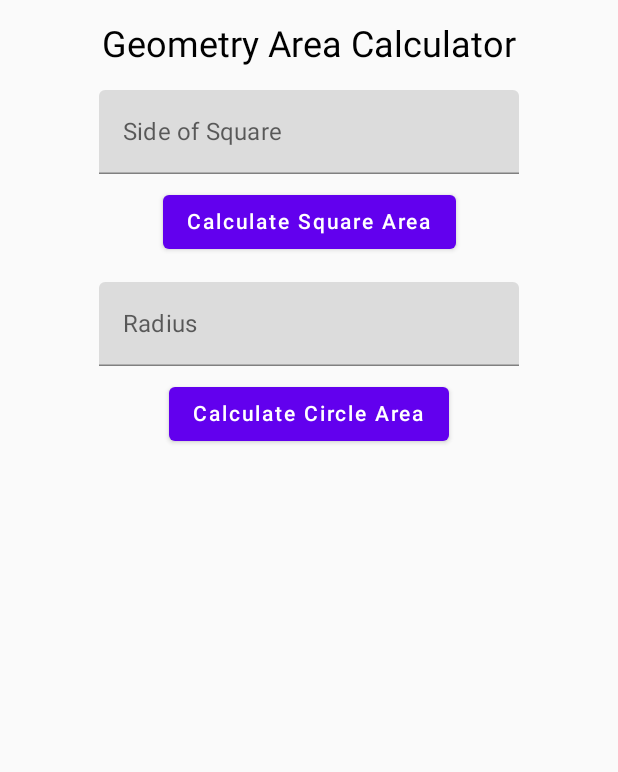
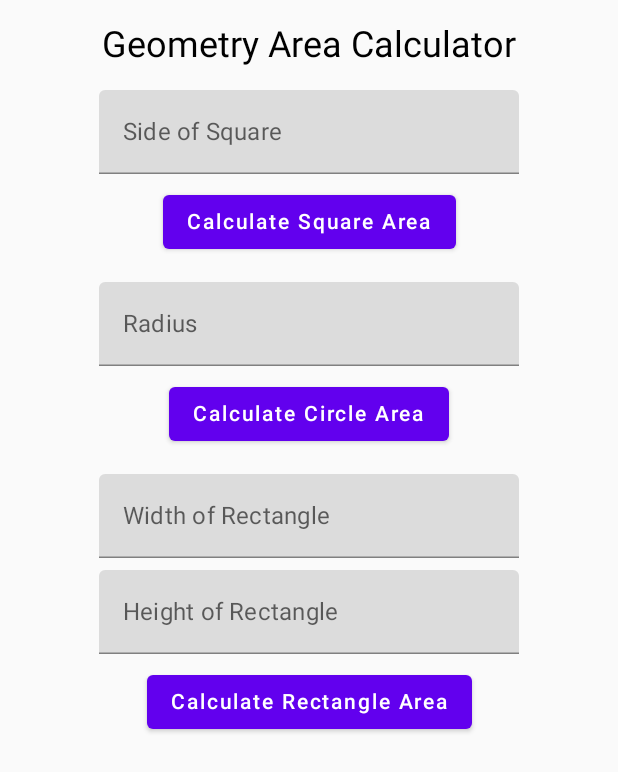
Before and after one commit to Nazar-Badalan/GeometryCalculator, an Android app built with Jetpack Compose: the screen it shows after launch (MainActivity), on a phone screen of 412 x 824 dp. Shown: the top 772 px of the screen. Run offline under Robolectric (Android 15) with nearby library versions, the phone set to English and light mode, and no system bars.

Commit message:
Added rectangle area calculation

```diff
--- a/app/src/main/java/com/example/geometrycalculator/MainActivity.kt
+++ b/app/src/main/java/com/example/geometrycalculator/MainActivity.kt
@@ -28,6 +28,8 @@ class MainActivity : ComponentActivity() {
 fun GeometryCalculatorApp() {
     var side by remember { mutableStateOf("") }
     var radius by remember { mutableStateOf("") }
+    var width by remember { mutableStateOf("") }
+    var height by remember { mutableStateOf("") }
     var areaResult by remember { mutableStateOf("") }
 
     Column(
@@ -84,6 +86,37 @@ fun GeometryCalculatorApp() {
 
         Spacer(modifier = Modifier.height(16.dp))
 
+        // Rectangle Input and Calculation
+        TextField(
+            value = width,
+            onValueChange = { width = it },
+            label = { Text("Width of Rectangle") }
+        )
+
+        Spacer(modifier = Modifier.height(8.dp))
+
+        TextField(
+            value = height,
+            onValueChange = { height = it },
+            label = { Text("Height of Rectangle") }
+        )
+
+        Spacer(modifier = Modifier.height(8.dp))
+
+        Button(onClick = {
+            areaResult = if (width.isNotEmpty() && height.isNotEmpty()) {
+                val w = width.toDouble()
+                val h = height.toDouble()
+                "Rectangle Area: ${w * h}"
+            } else {
+                "Please enter valid width and height"
+            }
+        }) {
+            Text("Calculate Rectangle Area")
+        }
+
+        Spacer(modifier = Modifier.height(16.dp))
+
         // Display result
         Text(areaResult)
     }
```
